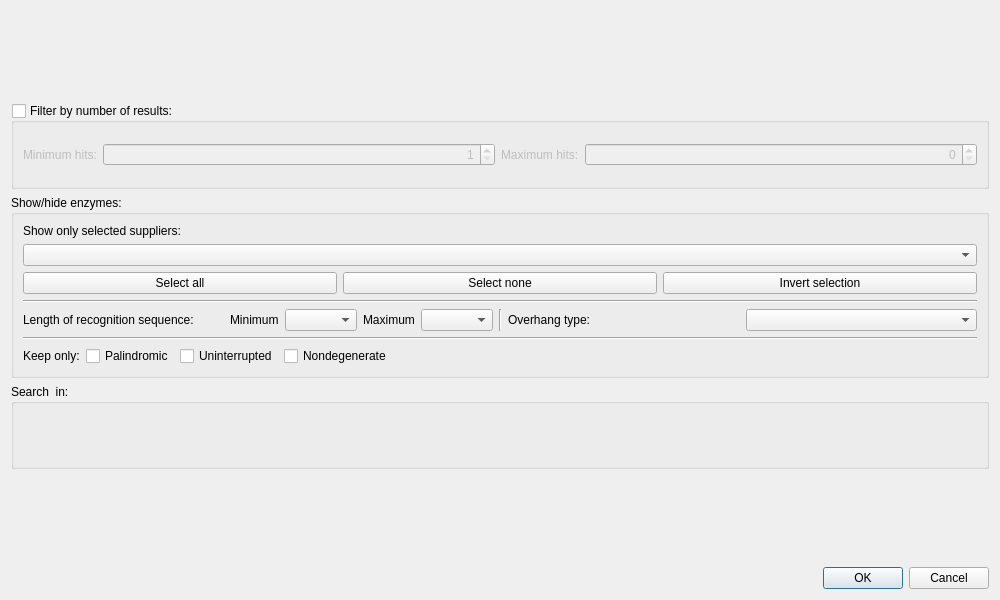
First picture: the form in src/plugins/enzymes/src/FindEnzymesDialog.ui, repository ugeneunipro/ugene, before the edit.
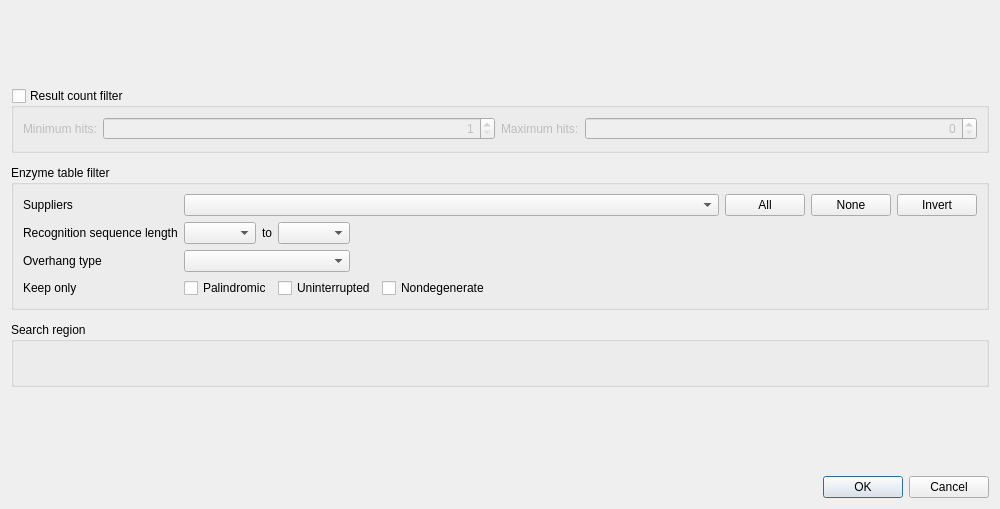
Second picture: the form after the edit. Custom widgets are drawn as their Qt base class.

Commit message: Tune layout of enzymes dialog

```diff
--- a/src/plugins/enzymes/src/FindEnzymesDialog.ui
+++ b/src/plugins/enzymes/src/FindEnzymesDialog.ui
@@ -10,13 +10,16 @@
     <x>0</x>
     <y>0</y>
     <width>1000</width>
-    <height>600</height>
+    <height>509</height>
    </rect>
   </property>
   <property name="windowTitle">
    <string>Find Restriction Sites</string>
   </property>
   <layout class="QVBoxLayout" name="verticalLayout_4">
+   <property name="spacing">
+    <number>12</number>
+   </property>
    <item>
     <widget class="QWidget" name="enzymesSelectorWidget" native="true">
      <property name="sizePolicy">
@@ -33,7 +36,7 @@
       <string>Include only enzymes that cut from 'Minimum Hits' to 'Maximum Hits' times</string>
      </property>
      <property name="title">
-      <string>Filter by number of results:</string>
+      <string>Result count filter</string>
      </property>
      <property name="checkable">
       <bool>true</bool>
@@ -115,114 +118,88 @@
    <item>
     <widget class="QGroupBox" name="groupBox_3">
      <property name="title">
-      <string>Show/hide enzymes:</string>
+      <string>Enzyme table filter</string>
      </property>
-     <layout class="QVBoxLayout" name="verticalLayout">
-      <item>
-       <widget class="QWidget" name="widget_2" native="true">
-        <layout class="QVBoxLayout" name="verticalLayout_2">
-         <property name="leftMargin">
-          <number>0</number>
-         </property>
-         <property name="topMargin">
-          <number>0</number>
-         </property>
-         <property name="rightMargin">
-          <number>0</number>
-         </property>
-         <property name="bottomMargin">
-          <number>0</number>
-         </property>
-         <item>
+     <layout class="QGridLayout" name="gridLayout">
+      <item row="0" column="0">
           <widget class="QLabel" name="label_5">
            <property name="text">
-            <string>Show only selected suppliers:</string>
+         <string>Suppliers</string>
            </property>
           </widget>
          </item>
-         <item>
-          <widget class="U2::ComboBoxWithCheckBoxes" name="cbSuppliers"/>
-         </item>
-         <item>
+      <item row="0" column="1" colspan="3">
           <layout class="QHBoxLayout" name="horizontalLayout">
+        <item>
+         <widget class="U2::ComboBoxWithCheckBoxes" name="cbSuppliers">
+          <property name="sizePolicy">
+           <sizepolicy hsizetype="Expanding" vsizetype="Fixed">
+            <horstretch>0</horstretch>
+            <verstretch>0</verstretch>
+           </sizepolicy>
+          </property>
+         </widget>
+        </item>
            <item>
             <widget class="QPushButton" name="pbSelectAll">
              <property name="text">
-              <string>Select all</string>
+           <string>All</string>
              </property>
             </widget>
            </item>
            <item>
             <widget class="QPushButton" name="pbSelectNone">
              <property name="text">
-              <string>Select none</string>
+           <string>None</string>
              </property>
             </widget>
            </item>
            <item>
             <widget class="QPushButton" name="pbInvertSelection">
              <property name="text">
-              <string>Invert selection</string>
+           <string>Invert</string>
              </property>
             </widget>
            </item>
           </layout>
          </item>
-        </layout>
-       </widget>
-      </item>
-      <item>
-       <widget class="Line" name="line_2">
-        <property name="orientation">
-         <enum>Qt::Horizontal</enum>
-        </property>
-       </widget>
-      </item>
-      <item>
-       <layout class="QHBoxLayout" name="horizontalLayout_7">
-        <item>
-         <widget class="QWidget" name="widget" native="true">
-          <layout class="QHBoxLayout" name="horizontalLayout_4">
-           <property name="leftMargin">
-            <number>0</number>
-           </property>
-           <property name="topMargin">
-            <number>0</number>
-           </property>
-           <property name="rightMargin">
-            <number>0</number>
-           </property>
-           <property name="bottomMargin">
-            <number>0</number>
-           </property>
-           <item>
+      <item row="1" column="0">
             <widget class="QLabel" name="label_6">
              <property name="text">
-              <string>Length of recognition sequence:</string>
+         <string>Recognition sequence length</string>
              </property>
             </widget>
            </item>
+      <item row="1" column="1">
+       <layout class="QHBoxLayout" name="horizontalLayout_4">
            <item>
-            <layout class="QHBoxLayout" name="horizontalLayout_2">
-             <item>
-              <widget class="QLabel" name="label">
-               <property name="text">
-                <string>Minimum</string>
+         <widget class="QComboBox" name="cbMinLength">
+          <property name="minimumSize">
+           <size>
+            <width>70</width>
+            <height>0</height>
+           </size>
                </property>
               </widget>
              </item>
-             <item>
-              <widget class="QComboBox" name="cbMinLength"/>
-             </item>
              <item>
               <widget class="QLabel" name="label_4">
                <property name="text">
-                <string>Maximum</string>
+           <string>to</string>
+          </property>
+          <property name="alignment">
+           <set>Qt::AlignCenter</set>
                </property>
               </widget>
              </item>
              <item>
               <widget class="QComboBox" name="cbMaxLength">
+          <property name="minimumSize">
+           <size>
+            <width>70</width>
+            <height>0</height>
+           </size>
+          </property>
                <property name="currentText">
                 <string/>
                </property>
@@ -230,62 +207,51 @@
              </item>
             </layout>
            </item>
-          </layout>
-         </widget>
-        </item>
-        <item>
-         <widget class="Line" name="line">
+      <item row="1" column="2" colspan="2">
+       <spacer name="horizontalSpacer_4">
           <property name="orientation">
-           <enum>Qt::Vertical</enum>
-          </property>
-         </widget>
-        </item>
-        <item>
-         <widget class="QWidget" name="widget_3" native="true">
-          <layout class="QHBoxLayout" name="horizontalLayout_5">
-           <property name="leftMargin">
-            <number>0</number>
-           </property>
-           <property name="topMargin">
-            <number>0</number>
-           </property>
-           <property name="rightMargin">
-            <number>0</number>
-           </property>
-           <property name="bottomMargin">
-            <number>0</number>
-           </property>
-           <item>
+         <enum>Qt::Horizontal</enum>
+        </property>
+        <property name="sizeHint" stdset="0">
+         <size>
+          <width>530</width>
+          <height>20</height>
+         </size>
+        </property>
+       </spacer>
+      </item>
+      <item row="2" column="0">
             <widget class="QLabel" name="label_7">
              <property name="text">
-              <string>Overhang type:</string>
+         <string>Overhang type</string>
              </property>
             </widget>
            </item>
-           <item>
+      <item row="2" column="1">
             <widget class="QComboBox" name="cbOverhangType"/>
            </item>
-          </layout>
-         </widget>
-        </item>
-       </layout>
-      </item>
-      <item>
-       <widget class="Line" name="line_3">
+      <item row="2" column="2" colspan="2">
+       <spacer name="horizontalSpacer_5">
         <property name="orientation">
          <enum>Qt::Horizontal</enum>
         </property>
-       </widget>
+        <property name="sizeHint" stdset="0">
+         <size>
+          <width>530</width>
+          <height>20</height>
+         </size>
+        </property>
+       </spacer>
       </item>
-      <item>
-       <layout class="QHBoxLayout" name="horizontalLayout_8">
-        <item>
+      <item row="3" column="0">
          <widget class="QLabel" name="label_8">
           <property name="text">
-           <string>Keep only:</string>
+         <string>Keep only    </string>
           </property>
          </widget>
         </item>
+      <item row="3" column="1" colspan="2">
+       <layout class="QHBoxLayout" name="horizontalLayout_2">
         <item>
          <widget class="QCheckBox" name="cbShowPalindromic">
           <property name="toolTip">
@@ -325,20 +291,20 @@
           </property>
          </widget>
         </item>
-        <item>
+       </layout>
+      </item>
+      <item row="3" column="3">
          <spacer name="horizontalSpacer_2">
           <property name="orientation">
            <enum>Qt::Horizontal</enum>
           </property>
           <property name="sizeHint" stdset="0">
            <size>
-            <width>40</width>
+          <width>336</width>
             <height>20</height>
            </size>
           </property>
          </spacer>
-        </item>
-       </layout>
       </item>
      </layout>
     </widget>
@@ -346,7 +312,7 @@
    <item>
     <widget class="QGroupBox" name="groupBox">
      <property name="title">
-      <string>Search  in:</string>
+      <string>Search region</string>
      </property>
      <layout class="QVBoxLayout" name="searchRegionLayout"/>
     </widget>
```
Lines whose indentation alone changed are shown as unchanged. The commit also changes 3 other files.
